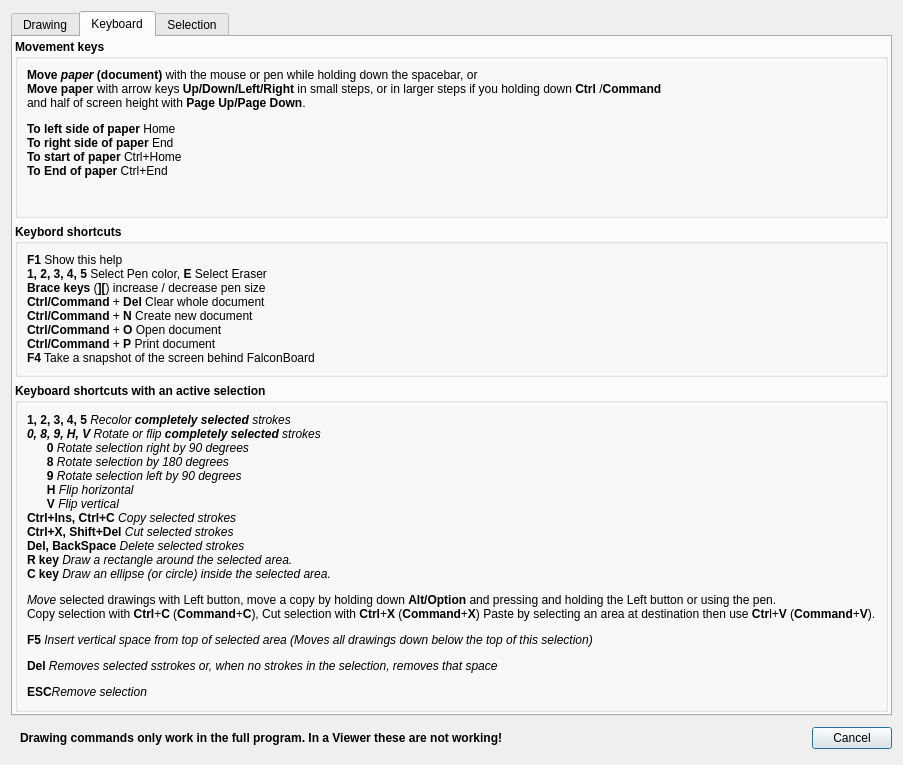
solyoma/FalconBoard, file FalconBoard/helpdialog.ui: the form before one commit.
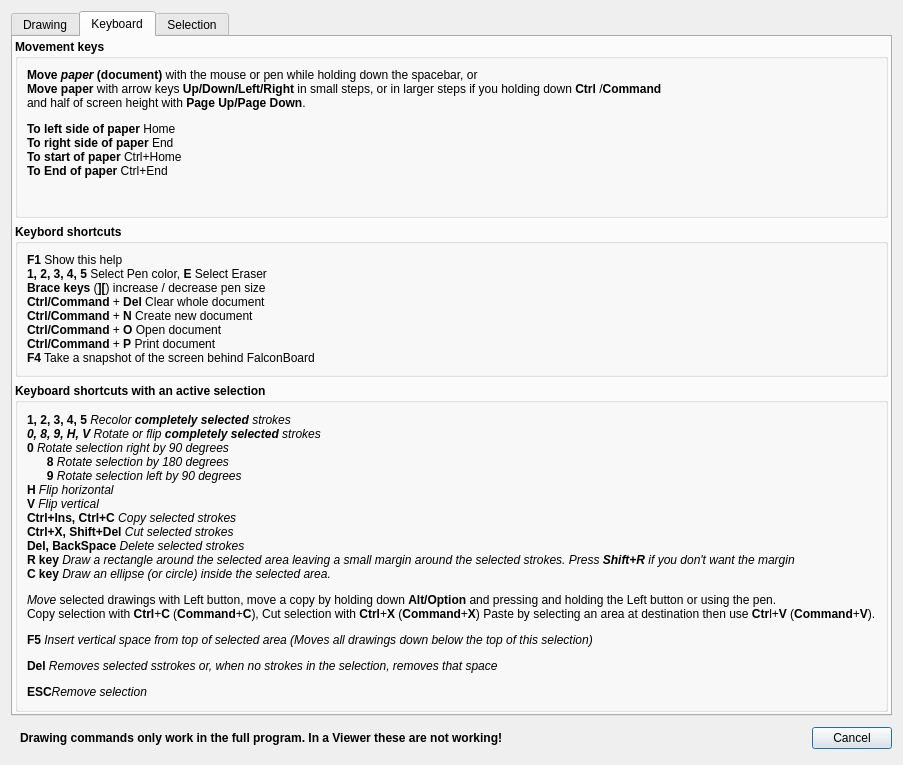
The form after the commit. The open tabs and pages were chosen to show the change.

Commit message: bugfix: selection of scribbles  with Ctrl+click Still problem> Wikipedia wrong for point distance from line<

What changed in the file:
```diff
--- a/FalconBoard/helpdialog.ui
+++ b/FalconBoard/helpdialog.ui
@@ -382,7 +382,7 @@
              </font>
             </property>
             <property name="text">
-             <string>&lt;html&gt;&lt;head/&gt;&lt;body&gt;&lt;p&gt;&lt;span style=&quot; font-weight:600;&quot;&gt;1, 2, 3, 4, 5 &lt;/span&gt;&lt;span style=&quot; font-style:italic;&quot;&gt;Recolor &lt;/span&gt;&lt;span style=&quot; font-weight:600; font-style:italic;&quot;&gt;completely selected&lt;/span&gt;&lt;span style=&quot; font-style:italic;&quot;&gt; strokes&lt;br/&gt;&lt;/span&gt;&lt;span style=&quot; font-weight:600; font-style:italic;&quot;&gt;0, 8, 9, H, V&lt;/span&gt;&lt;span style=&quot; font-style:italic;&quot;&gt; Rotate or flip &lt;/span&gt;&lt;span style=&quot; font-weight:600; font-style:italic;&quot;&gt;completely selected&lt;/span&gt;&lt;span style=&quot; font-style:italic;&quot;&gt; strokes &lt;br/&gt;&lt;/span&gt;&amp;nbsp;&amp;nbsp;&amp;nbsp;&amp;nbsp;&amp;nbsp;&amp;nbsp;&lt;span style=&quot; font-weight:600;&quot;&gt;0 &lt;/span&gt;&lt;span style=&quot; font-style:italic;&quot;&gt;Rotate selection right by 90 degrees&lt;/span&gt;&lt;br/&gt;&lt;span style=&quot; font-weight:600;&quot;&gt;&amp;nbsp;&amp;nbsp;&amp;nbsp;&amp;nbsp;&amp;nbsp;&amp;nbsp;8 &lt;/span&gt;&lt;span style=&quot; font-style:italic;&quot;&gt;Rotate selection by 180 degrees&lt;/span&gt;&lt;br/&gt;&lt;span style=&quot; font-weight:600;&quot;&gt;&amp;nbsp;&amp;nbsp;&amp;nbsp;&amp;nbsp;&amp;nbsp;&amp;nbsp;9 &lt;/span&gt;&lt;span style=&quot; font-style:italic;&quot;&gt;Rotate selection left by 90 degrees&lt;br/&gt;&lt;/span&gt;&amp;nbsp;&amp;nbsp;&amp;nbsp;&amp;nbsp;&amp;nbsp;&amp;nbsp;&lt;span style=&quot; font-weight:600;&quot;&gt;H &lt;/span&gt;&lt;span style=&quot; font-style:italic;&quot;&gt;Flip horizontal&lt;/span&gt;&lt;br/&gt;&amp;nbsp;&amp;nbsp;&amp;nbsp;&amp;nbsp;&amp;nbsp;&amp;nbsp;&lt;span style=&quot; font-weight:600;&quot;&gt;V &lt;/span&gt;&lt;span style=&quot; font-style:italic;&quot;&gt;Flip vertical&lt;br/&gt;&lt;/span&gt;&lt;span style=&quot; font-weight:600;&quot;&gt;Ctrl+Ins, Ctrl+C&lt;/span&gt;&lt;span style=&quot; font-style:italic;&quot;&gt; Copy selected strokes &lt;br/&gt;&lt;/span&gt;&lt;span style=&quot; font-weight:600;&quot;&gt;Ctrl+X, Shift+Del&lt;/span&gt;&lt;span style=&quot; font-style:italic;&quot;&gt; Cut selected strokes &lt;br/&gt;&lt;/span&gt;&lt;span style=&quot; font-weight:600;&quot;&gt;Del, BackSpace&lt;/span&gt;&lt;span style=&quot; font-style:italic;&quot;&gt; Delete selected strokes &lt;br/&gt;&lt;/span&gt;&lt;span style=&quot; font-weight:600;&quot;&gt;R key&lt;/span&gt;&lt;span style=&quot; font-style:italic;&quot;&gt; Draw a rectangle around the selected area. &lt;br/&gt;&lt;/span&gt;&lt;span style=&quot; font-weight:600;&quot;&gt;C key&lt;/span&gt;&lt;span style=&quot; font-style:italic;&quot;&gt; Draw an ellipse (or circle) inside the selected area.&lt;/span&gt;&lt;/p&gt;&lt;p&gt;&lt;span style=&quot; font-style:italic;&quot;&gt;Move&lt;/span&gt; selected drawings with Left button, move a copy by holding down &lt;span style=&quot; font-weight:600;&quot;&gt;Alt/Option&lt;/span&gt; and pressing and holding the Left button or using the pen. &lt;br/&gt;Copy selection with &lt;span style=&quot; font-weight:600;&quot;&gt;Ctrl&lt;/span&gt;+&lt;span style=&quot; font-weight:600;&quot;&gt;C &lt;/span&gt;(&lt;span style=&quot; font-weight:600;&quot;&gt;Command&lt;/span&gt;+&lt;span style=&quot; font-weight:600;&quot;&gt;C&lt;/span&gt;), Cut selection with &lt;span style=&quot; font-weight:600;&quot;&gt;Ctrl&lt;/span&gt;+&lt;span style=&quot; font-weight:600;&quot;&gt;X&lt;/span&gt; (&lt;span style=&quot; font-weight:600;&quot;&gt;Command&lt;/span&gt;+&lt;span style=&quot; font-weight:600;&quot;&gt;X&lt;/span&gt;) Paste by selecting an area at destination then use &lt;span style=&quot; font-weight:600;&quot;&gt;Ctr&lt;/span&gt;l+&lt;span style=&quot; font-weight:600;&quot;&gt;V &lt;/span&gt;(&lt;span style=&quot; font-weight:600;&quot;&gt;Command&lt;/span&gt;+&lt;span style=&quot; font-weight:600;&quot;&gt;V&lt;/span&gt;).&lt;/p&gt;&lt;p&gt;&lt;span style=&quot; font-weight:600;&quot;&gt;F5 &lt;/span&gt;&lt;span style=&quot; font-style:italic;&quot;&gt;Insert vertical space from top of selected area (Moves all drawings down below the top of this selection)&lt;/span&gt;&lt;/p&gt;&lt;p&gt;&lt;span style=&quot; font-weight:600;&quot;&gt;Del &lt;/span&gt;&lt;span style=&quot; font-style:italic;&quot;&gt;Removes selected sstrokes or, when no strokes in the selection, removes that space&lt;/span&gt;&lt;/p&gt;&lt;p&gt;&lt;span style=&quot; font-weight:600;&quot;&gt;ESC&lt;/span&gt;&lt;span style=&quot; font-style:italic;&quot;&gt;Remove selection&lt;/span&gt;&lt;/p&gt;&lt;/body&gt;&lt;/html&gt;</string>
+             <string>&lt;html&gt;&lt;head/&gt;&lt;body&gt;&lt;p&gt;&lt;span style=&quot; font-weight:600;&quot;&gt;1, 2, 3, 4, 5 &lt;/span&gt;&lt;span style=&quot; font-style:italic;&quot;&gt;Recolor &lt;/span&gt;&lt;span style=&quot; font-weight:600; font-style:italic;&quot;&gt;completely selected&lt;/span&gt;&lt;span style=&quot; font-style:italic;&quot;&gt; strokes&lt;br/&gt;&lt;/span&gt;&lt;span style=&quot; font-weight:600; font-style:italic;&quot;&gt;0, 8, 9, H, V&lt;/span&gt;&lt;span style=&quot; font-style:italic;&quot;&gt; Rotate or flip &lt;/span&gt;&lt;span style=&quot; font-weight:600; font-style:italic;&quot;&gt;completely selected&lt;/span&gt;&lt;span style=&quot; font-style:italic;&quot;&gt; strokes &lt;br/&gt;&lt;/span&gt;&lt;span style=&quot; font-weight:600;&quot;&gt;0 &lt;/span&gt;&lt;span style=&quot; font-style:italic;&quot;&gt;Rotate selection right by 90 degrees&lt;/span&gt;&lt;br/&gt;&lt;span style=&quot; font-weight:600;&quot;&gt;      8 &lt;/span&gt;&lt;span style=&quot; font-style:italic;&quot;&gt;Rotate selection by 180 degrees&lt;/span&gt;&lt;br/&gt;&lt;span style=&quot; font-weight:600;&quot;&gt;      9 &lt;/span&gt;&lt;span style=&quot; font-style:italic;&quot;&gt;Rotate selection left by 90 degrees&lt;br/&gt;&lt;/span&gt;&lt;span style=&quot; font-weight:600;&quot;&gt;H &lt;/span&gt;&lt;span style=&quot; font-style:italic;&quot;&gt;Flip horizontal&lt;/span&gt;&lt;br/&gt;&lt;span style=&quot; font-weight:600;&quot;&gt;V &lt;/span&gt;&lt;span style=&quot; font-style:italic;&quot;&gt;Flip vertical&lt;br/&gt;&lt;/span&gt;&lt;span style=&quot; font-weight:600;&quot;&gt;Ctrl+Ins, Ctrl+C&lt;/span&gt;&lt;span style=&quot; font-style:italic;&quot;&gt; Copy selected strokes &lt;br/&gt;&lt;/span&gt;&lt;span style=&quot; font-weight:600;&quot;&gt;Ctrl+X, Shift+Del&lt;/span&gt;&lt;span style=&quot; font-style:italic;&quot;&gt; Cut selected strokes &lt;br/&gt;&lt;/span&gt;&lt;span style=&quot; font-weight:600;&quot;&gt;Del, BackSpace&lt;/span&gt;&lt;span style=&quot; font-style:italic;&quot;&gt; Delete selected strokes &lt;br/&gt;&lt;/span&gt;&lt;span style=&quot; font-weight:600;&quot;&gt;R key&lt;/span&gt;&lt;span style=&quot; font-style:italic;&quot;&gt; Draw a rectangle around the selected area leaving a small margin around the selected strokes.  Press &lt;/span&gt;&lt;span style=&quot; font-weight:600; font-style:italic;&quot;&gt;Shift+R &lt;/span&gt;&lt;span style=&quot; font-style:italic;&quot;&gt;if you don't want the margin&lt;/span&gt;&lt;span style=&quot; font-weight:600; font-style:italic;&quot;&gt;&lt;br/&gt;&lt;/span&gt;&lt;span style=&quot; font-weight:600;&quot;&gt;C key&lt;/span&gt;&lt;span style=&quot; font-style:italic;&quot;&gt; Draw an ellipse (or circle) inside the selected area.&lt;/span&gt;&lt;/p&gt;&lt;p&gt;&lt;span style=&quot; font-style:italic;&quot;&gt;Move&lt;/span&gt; selected drawings with Left button, move a copy by holding down &lt;span style=&quot; font-weight:600;&quot;&gt;Alt/Option&lt;/span&gt; and pressing and holding the Left button or using the pen. &lt;br/&gt;Copy selection with &lt;span style=&quot; font-weight:600;&quot;&gt;Ctrl&lt;/span&gt;+&lt;span style=&quot; font-weight:600;&quot;&gt;C &lt;/span&gt;(&lt;span style=&quot; font-weight:600;&quot;&gt;Command&lt;/span&gt;+&lt;span style=&quot; font-weight:600;&quot;&gt;C&lt;/span&gt;), Cut selection with &lt;span style=&quot; font-weight:600;&quot;&gt;Ctrl&lt;/span&gt;+&lt;span style=&quot; font-weight:600;&quot;&gt;X&lt;/span&gt; (&lt;span style=&quot; font-weight:600;&quot;&gt;Command&lt;/span&gt;+&lt;span style=&quot; font-weight:600;&quot;&gt;X&lt;/span&gt;) Paste by selecting an area at destination then use &lt;span style=&quot; font-weight:600;&quot;&gt;Ctr&lt;/span&gt;l+&lt;span style=&quot; font-weight:600;&quot;&gt;V &lt;/span&gt;(&lt;span style=&quot; font-weight:600;&quot;&gt;Command&lt;/span&gt;+&lt;span style=&quot; font-weight:600;&quot;&gt;V&lt;/span&gt;).&lt;/p&gt;&lt;p&gt;&lt;span style=&quot; font-weight:600;&quot;&gt;F5 &lt;/span&gt;&lt;span style=&quot; font-style:italic;&quot;&gt;Insert vertical space from top of selected area (Moves all drawings down below the top of this selection)&lt;/span&gt;&lt;/p&gt;&lt;p&gt;&lt;span style=&quot; font-weight:600;&quot;&gt;Del &lt;/span&gt;&lt;span style=&quot; font-style:italic;&quot;&gt;Removes selected sstrokes or, when no strokes in the selection, removes that space&lt;/span&gt;&lt;/p&gt;&lt;p&gt;&lt;span style=&quot; font-weight:600;&quot;&gt;ESC&lt;/span&gt;&lt;span style=&quot; font-style:italic;&quot;&gt;Remove selection&lt;/span&gt;&lt;/p&gt;&lt;/body&gt;&lt;/html&gt;</string>
             </property>
            </widget>
           </item>
```
Left out of the diff: 2 changed lines with no effect on the pictures. The commit also changes 6 other files.
